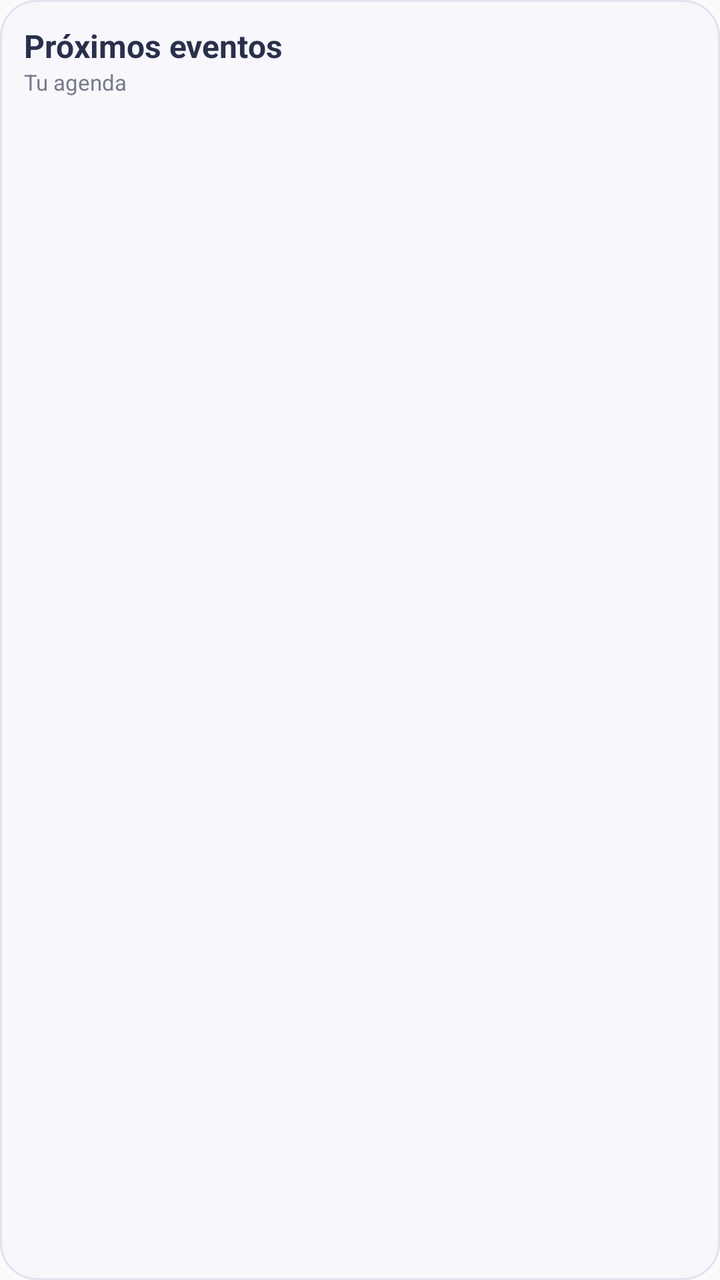
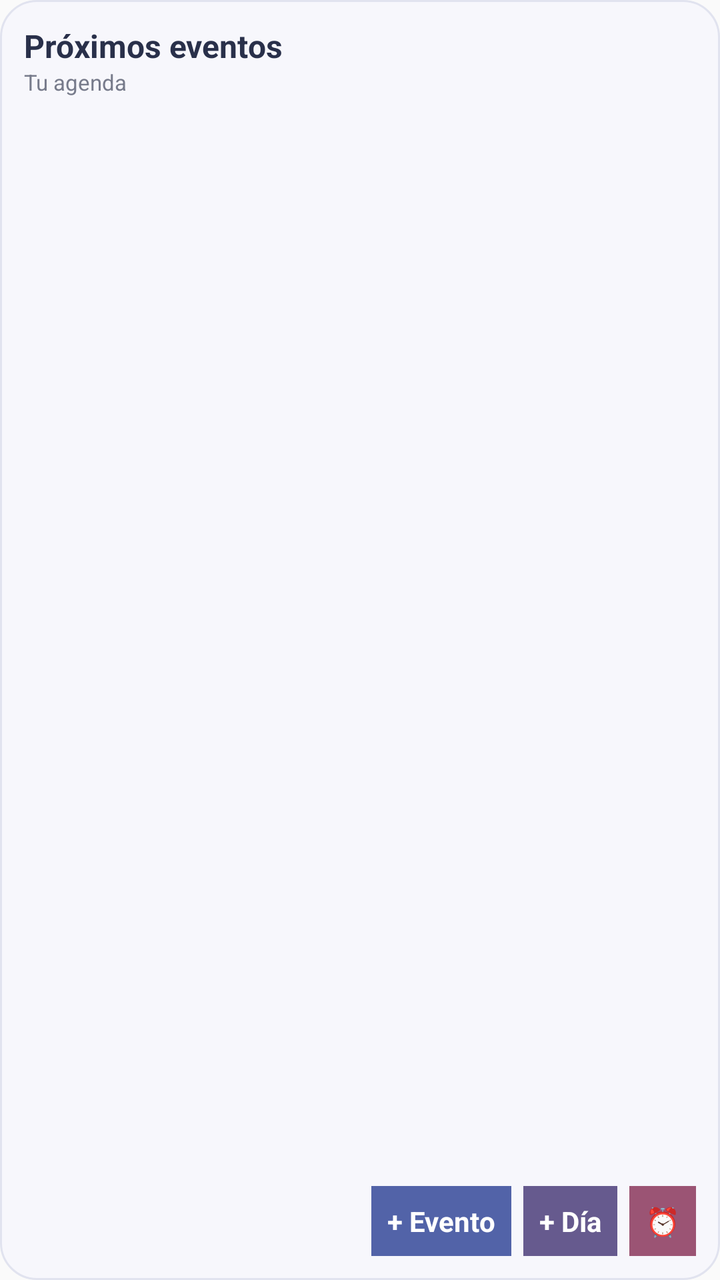

An Android layout rendered at two revisions. The XML below is the earlier revision; the diff shows what the commit changed to produce the second picture.
<!-- AndroidManifest.xml: application theme android:Theme.Material.Light.NoActionBar -->
<!-- res/layout/widget_list.xml -->
<?xml version="1.0" encoding="utf-8"?>
<LinearLayout xmlns:android="http://schemas.android.com/apk/res/android"
    android:id="@+id/widget_root"
    android:layout_width="match_parent"
    android:layout_height="match_parent"
    android:orientation="vertical"
    android:padding="12dp"
    android:background="@drawable/widget_background">
    <TextView
        android:id="@+id/widget_list_title"
        android:layout_width="match_parent"
        android:layout_height="wrap_content"
        android:text="Próximos eventos"
        android:textColor="#29304A"
        android:textSize="16sp"
        android:textStyle="bold" />
    <TextView
        android:id="@+id/widget_list_subtitle"
        android:layout_width="match_parent"
        android:layout_height="wrap_content"
        android:text="Tu agenda"
        android:textColor="#777B8B"
        android:textSize="11sp"
        android:paddingBottom="6dp" />
    <LinearLayout
        android:id="@+id/widget_list_items"
        android:layout_width="match_parent"
        android:layout_height="0dp"
        android:layout_weight="1"
        android:orientation="vertical" />
    <TextView
        android:id="@+id/widget_list_empty"
        android:layout_width="match_parent"
        android:layout_height="wrap_content"
        android:textColor="#777B8B"
        android:textSize="12sp"
        android:visibility="gone"
        android:paddingTop="8dp" />
</LinearLayout>
<!-- resources referenced by this layout -->
<resources>
  <!-- drawable widget_background (drawable) -->
  <?xml version="1.0" encoding="utf-8"?>
  <shape xmlns:android="http://schemas.android.com/apk/res/android">
      <solid android:color="#F7F7FC" />
      <corners android:radius="18dp" />
      <stroke android:width="1dp" android:color="#E1E3EF" />
  </shape>
</resources>

<!-- the commit's change to res/layout/widget_list.xml (unified diff, before → after) -->
@@ -28,6 +28,17 @@
         android:layout_height="0dp"
         android:layout_weight="1"
         android:orientation="vertical" />
+    <LinearLayout
+        android:id="@+id/widget_action_buttons"
+        android:layout_width="match_parent"
+        android:layout_height="wrap_content"
+        android:orientation="horizontal"
+        android:gravity="end"
+        android:paddingTop="6dp">
+        <TextView android:id="@+id/widget_add_event" android:layout_width="wrap_content" android:layout_height="wrap_content" android:padding="8dp" android:text="+ Evento" android:textColor="#FFFFFF" android:textStyle="bold" android:background="#5263A8" />
+        <TextView android:id="@+id/widget_add_day" android:layout_width="wrap_content" android:layout_height="wrap_content" android:layout_marginStart="6dp" android:padding="8dp" android:text="+ Día" android:textColor="#FFFFFF" android:textStyle="bold" android:background="#665A8E" />
+        <TextView android:id="@+id/widget_add_reminder" android:layout_width="wrap_content" android:layout_height="wrap_content" android:layout_marginStart="6dp" android:padding="8dp" android:text="⏰" android:contentDescription="Añadir recordatorio" android:textColor="#FFFFFF" android:background="#9B5474" />
+    </LinearLayout>
     <TextView
         android:id="@+id/widget_list_empty"
         android:layout_width="match_parent"
